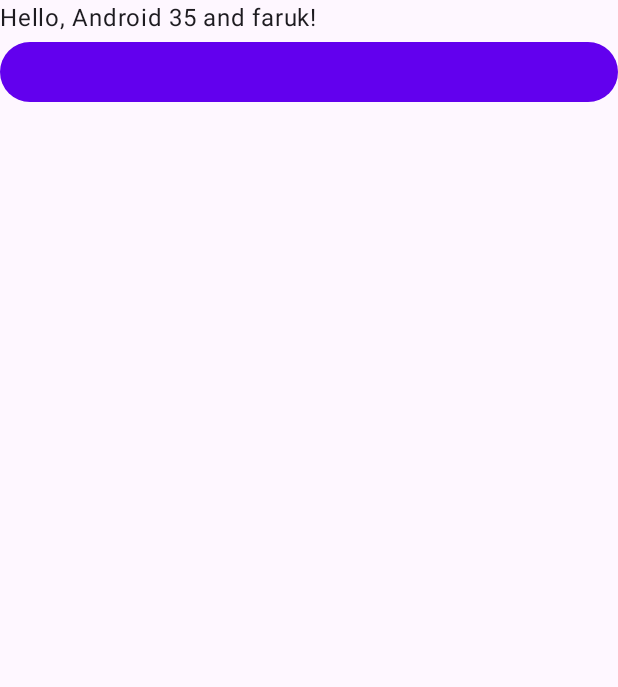
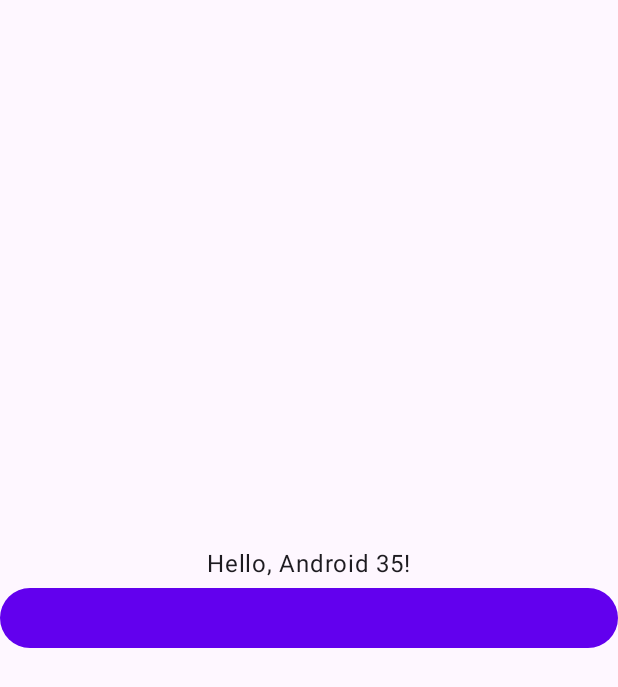
Before and after one commit to lokateapp/LokateMobileSDK, an Android app built with Jetpack Compose: the screen it shows after launch (MainActivity), on a phone screen of 412 x 824 dp. Shown: the top 687 px of the screen. Run offline under Robolectric (Android 15) with nearby library versions, the phone set to English and light mode, and no system bars; libraries missing offline, so code that uses them is left out: org.altbeacon.beacon.

Commit message:
Resolved a small bug caused by permissions in Android S+

```diff
--- a/androidApp/src/main/AndroidManifest.xml
+++ b/androidApp/src/main/AndroidManifest.xml
@@ -5,6 +5,7 @@
     <uses-permission android:name="android.permission.BLUETOOTH_CONNECT" />
     <uses-permission android:name="android.permission.BLUETOOTH_SCAN"/>
     <uses-permission android:name="android.permission.ACCESS_FINE_LOCATION"/>
+    <uses-permission android:name="android.permission.BLUETOOTH"/>
 
     <application
         android:allowBackup="false"
--- a/androidApp/src/main/java/com/lokate/kmmobilesdk/android/MainActivity.kt
+++ b/androidApp/src/main/java/com/lokate/kmmobilesdk/android/MainActivity.kt
@@ -5,9 +5,11 @@ import android.os.Bundle
 import androidx.activity.ComponentActivity
 import androidx.activity.compose.setContent
 import androidx.annotation.RequiresApi
-import androidx.compose.foundation.layout.Column
+import androidx.compose.foundation.layout.Arrangement
 import androidx.compose.foundation.layout.fillMaxSize
 import androidx.compose.foundation.layout.fillMaxWidth
+import androidx.compose.foundation.layout.wrapContentHeight
+import androidx.compose.foundation.lazy.LazyColumn
 import androidx.compose.material3.Button
 import androidx.compose.material3.MaterialTheme
 import androidx.compose.material3.Surface
@@ -15,6 +17,7 @@ import androidx.compose.material3.Text
 import androidx.compose.runtime.Composable
 import androidx.compose.runtime.State
 import androidx.compose.runtime.mutableStateOf
+import androidx.compose.ui.Alignment
 import androidx.compose.ui.Modifier
 import androidx.compose.ui.tooling.preview.Preview
 import com.lokate.kmmobilesdk.Greeting
@@ -31,8 +34,9 @@ class MainActivity : ComponentActivity() {
             android.Manifest.permission.ACCESS_FINE_LOCATION,
             android.Manifest.permission.BLUETOOTH_CONNECT,
             android.Manifest.permission.BLUETOOTH_SCAN,
+            android.Manifest.permission.BLUETOOTH
         )
-        val permissions = mutableListOf(false, false, false)
+        val permissions = mutableListOf(false, false, false, false)
 
         while (!permissions.all { it }) {
             requiredPermissions.forEachIndexed { index, permission ->
@@ -53,8 +57,7 @@ class MainActivity : ComponentActivity() {
             return getPermissionsS(afterGranted)
         }
         val requiredPermissions = arrayOf(
-            android.Manifest.permission.ACCESS_FINE_LOCATION,
-            android.Manifest.permission.BLUETOOTH
+            android.Manifest.permission.ACCESS_FINE_LOCATION, android.Manifest.permission.BLUETOOTH
         )
         val permissions = mutableListOf(false, false, false)
         while (!permissions.all { it }) {
@@ -83,8 +86,7 @@ class MainActivity : ComponentActivity() {
         setContent {
             MyApplicationTheme {
                 Surface(
-                    modifier = Modifier.fillMaxSize(),
-                    color = MaterialTheme.colorScheme.background
+                    modifier = Modifier.fillMaxSize(), color = MaterialTheme.colorScheme.background
                 ) {
                     GreetingView(Greeting().greet(), ::getPermissions, {
                         bluetoothScanner.start()
@@ -103,14 +105,28 @@ fun GreetingView(
     startScan: () -> Unit,
     textState: State<String> = mutableStateOf(emptyString())
 ) {
-    Column(Modifier.fillMaxWidth()) {
-        Text(text = text)
-        Button(modifier = Modifier.fillMaxWidth(), onClick = {
-            permissionCheck(startScan)
-        }) {
+
+    LazyColumn(
+        Modifier
+            .fillMaxWidth()
+            .wrapContentHeight(),
+        horizontalAlignment = Alignment.CenterHorizontally,
+        verticalArrangement = Arrangement.Top
+    ) {
+        item {
+            Text(text = text)
 
         }
-        Text(text = textState.value)
+        item {
+            Button(modifier = Modifier.fillMaxWidth(), onClick = {
+                permissionCheck(startScan)
+            }) {
+
+            }
+        }
+        item {
+            Text(text = textState.value)
+        }
     }
 }
 
--- a/shared/src/commonMain/kotlin/com/lokate/kmmobilesdk/Greeting.kt
+++ b/shared/src/commonMain/kotlin/com/lokate/kmmobilesdk/Greeting.kt
@@ -4,6 +4,6 @@ class Greeting {
     private val platform: Platform = getPlatform()
 
     fun greet(): String {
-        return "Hello, ${platform.name} and faruk!"
+        return "Hello, ${platform.name}!"
     }
 }
```
